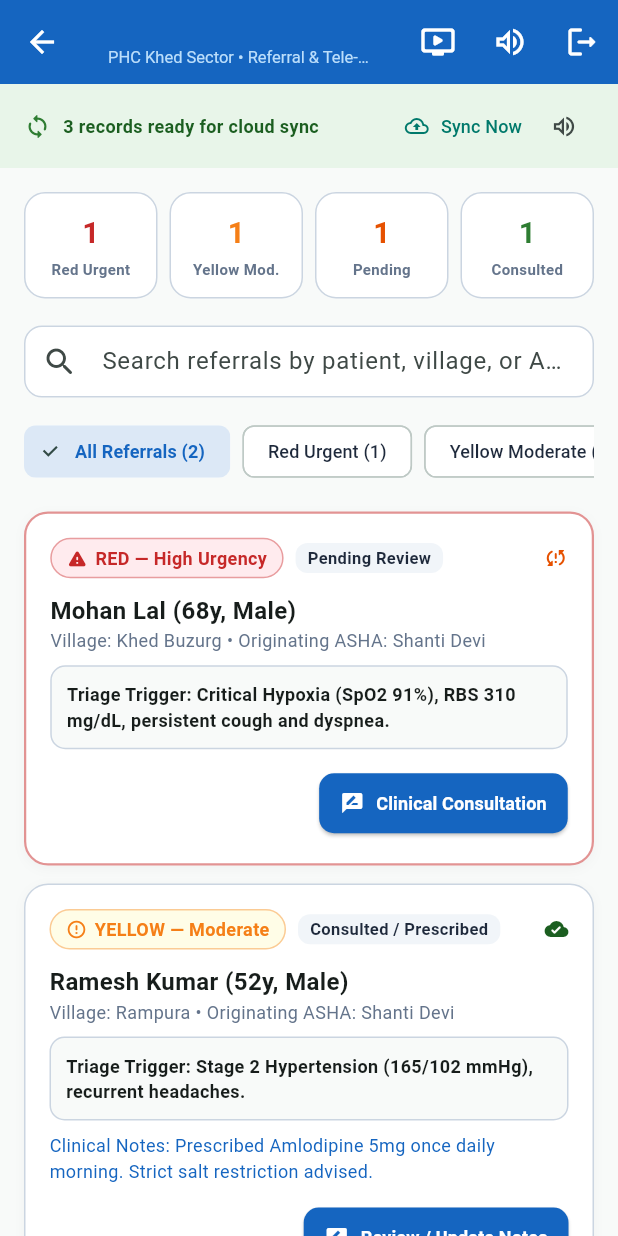
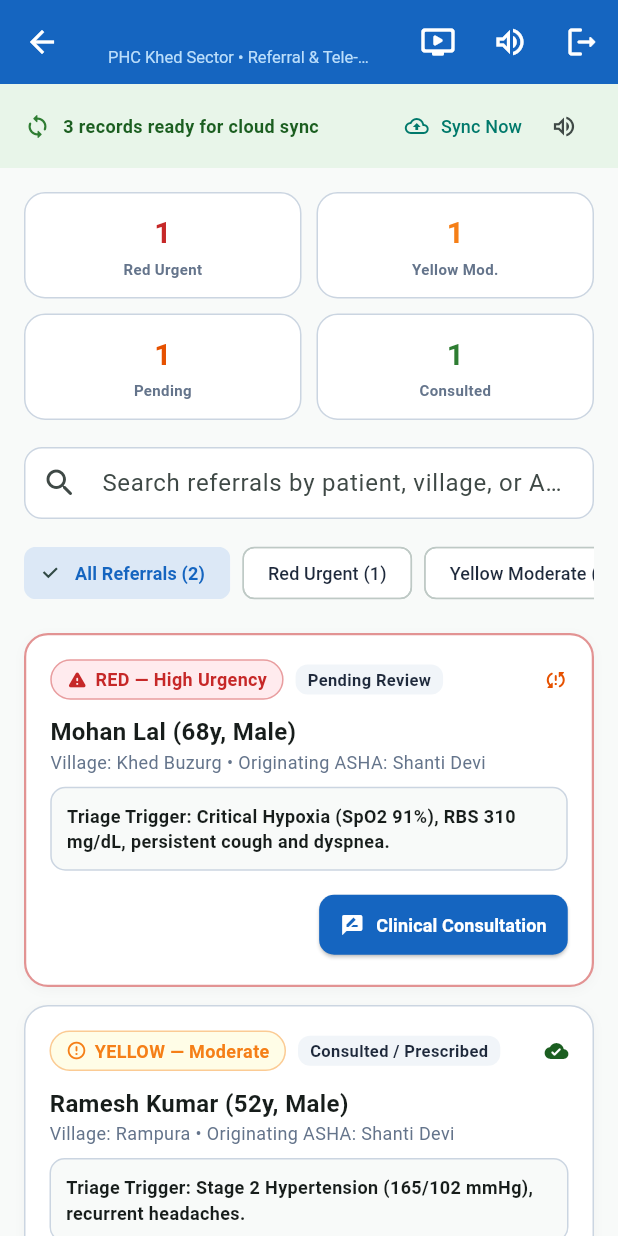
Before and after one commit to Adi140108/Nirogya-Setu, a Flutter app: the DoctorDashboardScreen screen opened directly, on a phone screen of 412 x 824 dp. Run offline on Flutter 3.47's test engine with Material 3 defaults, Android fonts, the phone set to English and light mode, and no system bars; our stand-ins replace connectivity_plus, firebase_core, shared_preferences, video_player; accounts and stored records are empty.

Commit message:
Fix referral status getter error and resolve dropdown and metric layout overflows

```diff
--- a/lib/core/models/referral_model.dart
+++ b/lib/core/models/referral_model.dart
@@ -2,44 +2,15 @@ import '../constants/screening_rules.dart';
 import 'sync_status.dart';
 
 enum ReferralStatus {
-  pending,
-  underReview,
-  consulted,
-  escalatedToFacility,
-  closed,
-}
+  pending('Pending Review', 'pending'),
+  underReview('Under Clinical Review', 'under_review'),
+  consulted('Consulted / Prescribed', 'consulted'),
+  escalatedToFacility('Escalated to Hospital', 'escalated_to_facility'),
+  closed('Closed / Resolved', 'closed');
 
-extension ReferralStatusExtension on ReferralStatus {
-  String get value {
-    switch (this) {
-      case ReferralStatus.pending:
-        return 'pending';
-      case ReferralStatus.underReview:
-        return 'under_review';
-      case ReferralStatus.consulted:
-        return 'consulted';
-      case ReferralStatus.escalatedToFacility:
-        return 'escalated_to_facility';
-      case ReferralStatus.closed:
-        return 'closed';
-    }
-  }
-
-  String get displayName {
-    switch (this) {
-      case ReferralStatus.pending:
-        return 'Pending Review';
-      case ReferralStatus.underReview:
-        return 'Under Clinical Review';
-      case ReferralStatus.consulted:
-        return 'Consulted / Prescribed';
-      case ReferralStatus.escalatedToFacility:
-        return 'Escalated to Hospital';
-      case ReferralStatus.closed:
-        return 'Closed / Resolved';
-    }
-  }
-
+  final String displayName;
+  final String value;
+  const ReferralStatus(this.displayName, this.value);
   static ReferralStatus fromString(String? val) {
     switch (val) {
       case 'under_review':
@@ -234,7 +205,7 @@ class ReferralModel {
       assignedDoctorName: map['assignedDoctorName'],
       doctorClinicalNotes: map['doctorClinicalNotes'],
       doctorRecommendations: map['doctorRecommendations'],
-      status: ReferralStatusExtension.fromString(map['status']),
+      status: ReferralStatus.fromString(map['status']),
       facilityId: map['facilityId'],
       scheduledFollowUpDate: map['scheduledFollowUpDate'] != null
           ? DateTime.tryParse(map['scheduledFollowUpDate'])
--- a/lib/features/asha_portal/screens/screening_form_screen.dart
+++ b/lib/features/asha_portal/screens/screening_form_screen.dart
@@ -350,6 +350,7 @@ class _ScreeningFormScreenState extends State<ScreeningFormScreen> {
           ),
           const SizedBox(height: 10),
           DropdownButtonFormField<String>(
+            isExpanded: true,
             value: _selectedPatient?.id,
             decoration: const InputDecoration(
               labelText: 'Select Registered Villager',
@@ -358,7 +359,10 @@ class _ScreeningFormScreenState extends State<ScreeningFormScreen> {
             items: repo.patients.map((p) {
               return DropdownMenuItem(
                 value: p.id,
-                child: Text('${p.fullName} (${p.age}y, ${p.gender}) — ${p.villageName}'),
+                child: Text(
+                  '${p.fullName} (${p.age}y, ${p.gender}) — ${p.villageName}',
+                  overflow: TextOverflow.ellipsis,
+                ),
               );
             }).toList(),
             onChanged: (val) {
--- a/lib/features/doctor_portal/screens/doctor_dashboard_screen.dart
+++ b/lib/features/doctor_portal/screens/doctor_dashboard_screen.dart
@@ -120,23 +120,31 @@ class _DoctorDashboardScreenState extends State<DoctorDashboardScreen> {
               child: Column(
                 crossAxisAlignment: CrossAxisAlignment.stretch,
                 children: [
-                  // Triage Metrics Row
+                  // Triage Metrics 2x2 Grid
+                  Column(
+                    children: [
                       Row(
                         children: [
                           Expanded(
                             child: _buildCountCard('Red Urgent', '$redCount', AppColors.riskRed, AppColors.riskRedSurface),
                           ),
-                      const SizedBox(width: 8),
+                          const SizedBox(width: 10),
                           Expanded(
                             child: _buildCountCard('Yellow Mod.', '$yellowCount', AppColors.riskYellow, AppColors.riskYellowSurface),
                           ),
-                      const SizedBox(width: 8),
+                        ],
+                      ),
+                      const SizedBox(height: 10),
+                      Row(
+                        children: [
                           Expanded(
                             child: _buildCountCard('Pending', '$pendingCount', const Color(0xFFE65100), const Color(0xFFFFF3E0)),
                           ),
-                      const SizedBox(width: 8),
+                          const SizedBox(width: 10),
                           Expanded(
                             child: _buildCountCard('Consulted', '$consultedCount', AppColors.riskGreen, AppColors.riskGreenSurface),
+                          ),
+                        ],
                       ),
                     ],
                   ),
--- a/lib/features/patient_portal/screens/patient_dashboard_screen.dart
+++ b/lib/features/patient_portal/screens/patient_dashboard_screen.dart
@@ -2,7 +2,6 @@ import 'package:flutter/material.dart';
 import 'package:provider/provider.dart';
 import 'package:intl/intl.dart';
 import '../../../core/constants/app_colors.dart';
-import '../../../core/models/referral_model.dart';
 import '../../../core/services/auth_service.dart';
 import '../../../core/services/health_repository.dart';
 import '../../../core/services/voice_service.dart';
```
Also changed, not shown: lib/features/asha_portal/screens/asha_dashboard_screen.dart (+12 -4 lines), lib/features/asha_portal/screens/register_villager_screen.dart (+6 -4 lines). Lines whose indentation alone changed are shown as unchanged.
